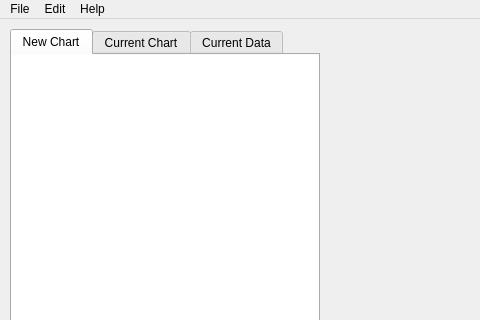
First picture: the form in wq_window.ui, repository vialrogo/Weight-Queue-Validator, before the edit; both pictures show x 0 to 480 and y 0 to 320 of the 1024 by 720 pixel window.
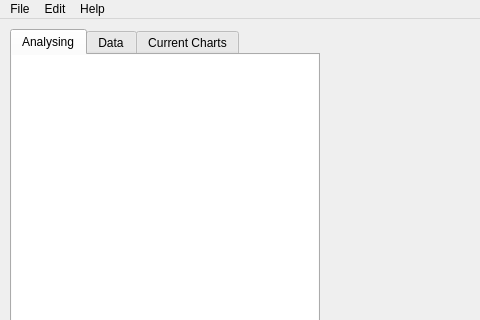
Second picture: the form after the edit. Icons and pictures are not drawn.

What changed in the file:
```diff
--- a/wq_window.ui
+++ b/wq_window.ui
@@ -155,20 +155,12 @@
     </property>
     <widget class="QWidget" name="widgetTabNew">
      <attribute name="title">
-      <string>New Chart</string>
-     </attribute>
-    </widget>
-    <widget class="QWidget" name="widgetTabCurrent">
-     <property name="styleSheet">
-      <string notr="true"/>
-     </property>
-     <attribute name="title">
-      <string>Current Chart</string>
+      <string>Analysing</string>
      </attribute>
     </widget>
     <widget class="QWidget" name="widgetTabData">
      <attribute name="title">
-      <string>Current Data</string>
+      <string>Data</string>
      </attribute>
      <widget class="QLineEdit" name="lineEditLoadFile">
       <property name="geometry">
@@ -220,6 +212,14 @@
       </property>
      </widget>
     </widget>
+    <widget class="QWidget" name="widgetTabCurrent">
+     <property name="styleSheet">
+      <string notr="true"/>
+     </property>
+     <attribute name="title">
+      <string>Current Charts</string>
+     </attribute>
+    </widget>
    </widget>
   </widget>
   <widget class="QMenuBar" name="menuBar">
```
